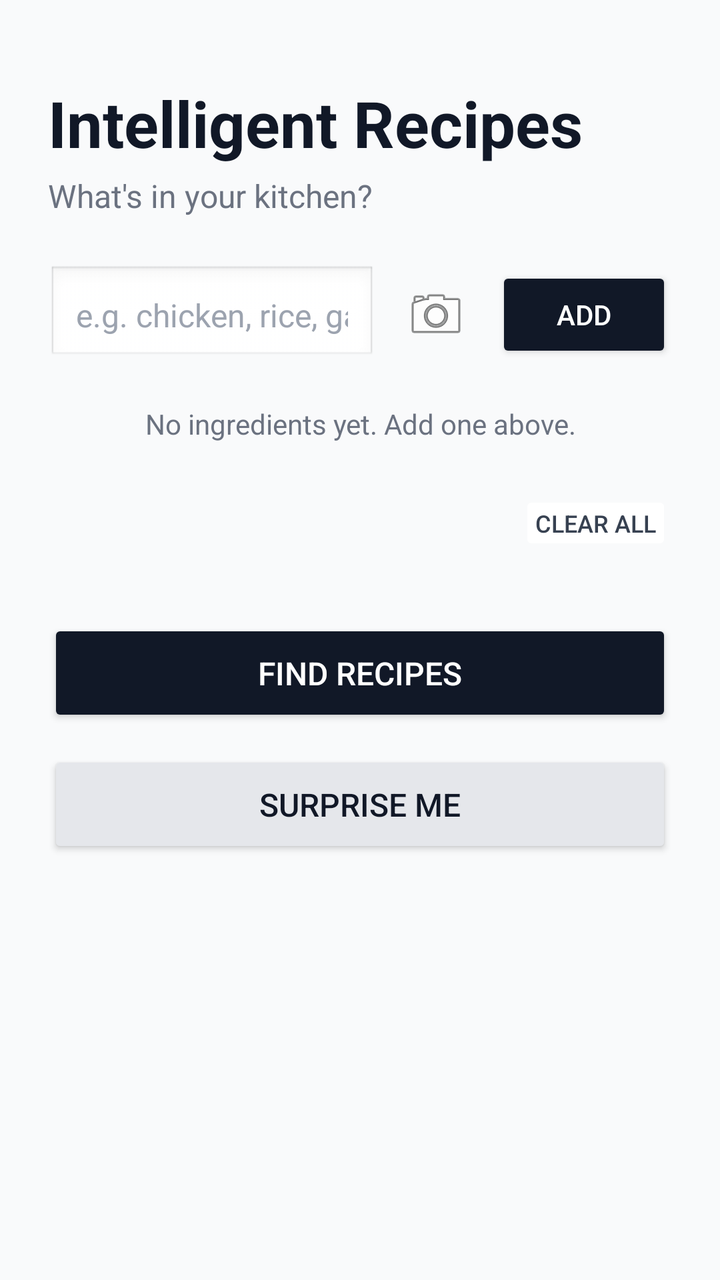
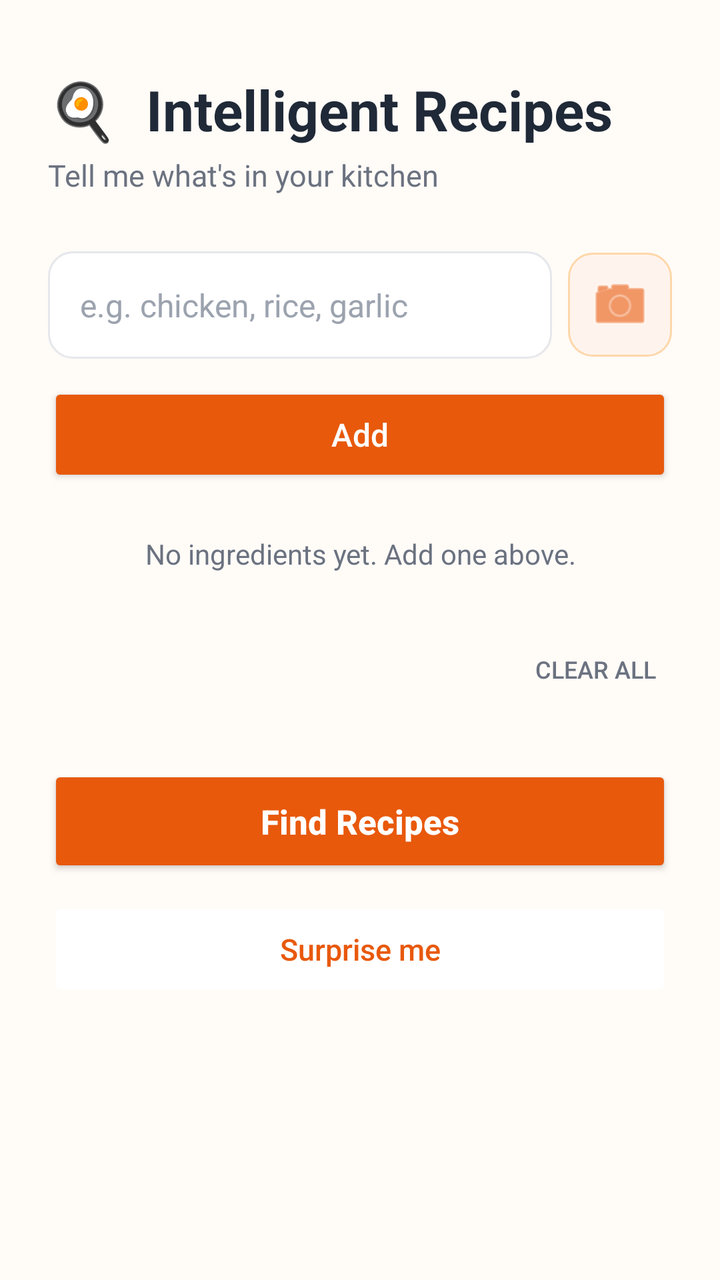

Two renders of the same Android screen: before a commit and after it. Below are the layout's source before the change and the commit's diff.
<!-- AndroidManifest.xml: application theme Theme.Intelligentrecipy -->
<!-- res/layout/activity_main.xml -->
<?xml version="1.0" encoding="utf-8"?>
<ScrollView xmlns:android="http://schemas.android.com/apk/res/android"
    xmlns:app="http://schemas.android.com/apk/res-auto"
    android:layout_width="match_parent"
    android:layout_height="match_parent"
    android:fillViewport="true"
    android:background="#F9FAFB">

    <LinearLayout
        android:layout_width="match_parent"
        android:layout_height="wrap_content"
        android:orientation="vertical"
        android:padding="24dp">

        <TextView
            android:layout_width="match_parent"
            android:layout_height="wrap_content"
            android:text="@string/app_title"
            android:textSize="32sp"
            android:textStyle="bold"
            android:textColor="#111827"
            android:layout_marginTop="16dp" />

        <TextView
            android:layout_width="match_parent"
            android:layout_height="wrap_content"
            android:text="@string/subtitle"
            android:textSize="16sp"
            android:textColor="#6B7280"
            android:layout_marginTop="4dp"
            android:layout_marginBottom="24dp" />

        <LinearLayout
            android:layout_width="match_parent"
            android:layout_height="wrap_content"
            android:orientation="horizontal"
            android:gravity="center_vertical">

            <EditText
                android:id="@+id/ingredientInput"
                android:layout_width="0dp"
                android:layout_height="wrap_content"
                android:layout_weight="1"
                android:hint="@string/input_hint"
                android:padding="14dp"
                android:background="@android:drawable/edit_text"
                android:textSize="16sp"
                android:textColor="#111827"
                android:textColorHint="#9CA3AF"
                android:inputType="text"
                android:imeOptions="actionDone"
                android:autofillHints=""
                android:maxLines="1" />

            <ImageButton
                android:id="@+id/cameraButton"
                android:layout_width="48dp"
                android:layout_height="48dp"
                android:layout_marginStart="6dp"
                android:src="@android:drawable/ic_menu_camera"
                android:background="?attr/selectableItemBackgroundBorderless"
                android:contentDescription="@string/camera"
                android:padding="8dp" />

            <Button
                android:id="@+id/addButton"
                android:layout_width="wrap_content"
                android:layout_height="wrap_content"
                android:layout_marginStart="6dp"
                android:text="@string/add"
                android:backgroundTint="#111827"
                android:textColor="#FFFFFF" />
        </LinearLayout>

        <TextView
            android:id="@+id/emptyMessage"
            android:layout_width="match_parent"
            android:layout_height="wrap_content"
            android:text="@string/empty_message"
            android:textSize="14sp"
            android:textColor="#6B7280"
            android:layout_marginTop="20dp"
            android:gravity="center" />

        <com.google.android.material.chip.ChipGroup
            android:id="@+id/chipGroup"
            android:layout_width="match_parent"
            android:layout_height="wrap_content"
            android:layout_marginTop="16dp"
            app:chipSpacingHorizontal="8dp"
            app:chipSpacingVertical="8dp" />

        <Button
            android:id="@+id/clearAllButton"
            android:layout_width="wrap_content"
            android:layout_height="wrap_content"
            android:layout_marginTop="8dp"
            android:layout_gravity="end"
            android:text="@string/clear_all"
            android:textSize="12sp"
            android:minHeight="0dp"
            android:minWidth="0dp"
            android:padding="8dp"
            android:backgroundTint="#FFFFFF"
            android:textColor="#374151"
            android:stateListAnimator="@null" />

        <Button
            android:id="@+id/findRecipesButton"
            android:layout_width="match_parent"
            android:layout_height="wrap_content"
            android:layout_marginTop="32dp"
            android:text="@string/find_recipes"
            android:textSize="16sp"
            android:padding="16dp"
            android:backgroundTint="#111827"
            android:textColor="#FFFFFF" />

        <Button
            android:id="@+id/surpriseMeButton"
            android:layout_width="match_parent"
            android:layout_height="wrap_content"
            android:layout_marginTop="12dp"
            android:text="@string/surprise_me"
            android:textSize="16sp"
            android:padding="16dp"
            android:backgroundTint="#E5E7EB"
            android:textColor="#111827" />

    </LinearLayout>
</ScrollView>
<!-- resources referenced by this layout -->
<resources>
  <string name="add">Add</string>
  <string name="app_title">Intelligent Recipes</string>
  <string name="camera">Camera</string>
  <string name="clear_all">Clear all</string>
  <string name="empty_message">No ingredients yet. Add one above.</string>
  <string name="find_recipes">Find Recipes</string>
  <string name="input_hint">e.g. chicken, rice, garlic</string>
  <string name="subtitle">What\'s in your kitchen?</string>
  <string name="surprise_me">Surprise me</string>
  <style name="Theme.Intelligentrecipy" parent="Theme.MaterialComponents.DayNight.DarkActionBar">
          
          <item name="colorPrimary">@color/purple_500</item>
          <item name="colorPrimaryVariant">@color/purple_700</item>
          <item name="colorOnPrimary">@color/white</item>
          
          <item name="colorSecondary">@color/teal_200</item>
          <item name="colorSecondaryVariant">@color/teal_700</item>
          <item name="colorOnSecondary">@color/black</item>
          
          <item name="android:statusBarColor">?attr/colorPrimaryVariant</item>
          
      </style>
  <color name="purple_500">#FF6200EE</color>
  <color name="purple_700">#FF3700B3</color>
  <color name="white">#FFFFFFFF</color>
  <color name="teal_200">#FF03DAC5</color>
  <color name="teal_700">#FF018786</color>
  <color name="black">#FF000000</color>
</resources>

<!-- the commit's change to res/layout/activity_main.xml (unified diff, before → after) -->
@@ -4,7 +4,7 @@
     android:layout_width="match_parent"
     android:layout_height="match_parent"
     android:fillViewport="true"
-    android:background="#F9FAFB">
+    android:background="@color/bg_surface">
 
     <LinearLayout
         android:layout_width="match_parent"
@@ -12,24 +12,26 @@
         android:orientation="vertical"
         android:padding="24dp">
 
+        
         <TextView
             android:layout_width="match_parent"
             android:layout_height="wrap_content"
-            android:text="@string/app_title"
-            android:textSize="32sp"
+            android:text="🍳  Intelligent Recipes"
+            android:textSize="28sp"
             android:textStyle="bold"
-            android:textColor="#111827"
-            android:layout_marginTop="16dp" />
+            android:textColor="@color/text_primary"
+            android:layout_marginTop="12dp" />
 
         <TextView
             android:layout_width="match_parent"
             android:layout_height="wrap_content"
-            android:text="@string/subtitle"
-            android:textSize="16sp"
-            android:textColor="#6B7280"
+            android:text="Tell me what's in your kitchen"
+            android:textSize="15sp"
+            android:textColor="@color/text_secondary"
             android:layout_marginTop="4dp"
-            android:layout_marginBottom="24dp" />
+            android:layout_marginBottom="28dp" />
 
+        
         <LinearLayout
             android:layout_width="match_parent"
             android:layout_height="wrap_content"
@@ -42,10 +44,10 @@
                 android:layout_height="wrap_content"
                 android:layout_weight="1"
                 android:hint="@string/input_hint"
-                android:padding="14dp"
-                android:background="@android:drawable/edit_text"
+                android:padding="16dp"
+                android:background="@drawable/input_bg"
                 android:textSize="16sp"
-                android:textColor="#111827"
+                android:textColor="@color/text_primary"
                 android:textColorHint="#9CA3AF"
                 android:inputType="text"
                 android:imeOptions="actionDone"
@@ -54,23 +56,26 @@
 
             <ImageButton
                 android:id="@+id/cameraButton"
-                android:layout_width="48dp"
-                android:layout_height="48dp"
-                android:layout_marginStart="6dp"
+                android:layout_width="52dp"
+                android:layout_height="52dp"
+                android:layout_marginStart="8dp"
                 android:src="@android:drawable/ic_menu_camera"
-                android:background="?attr/selectableItemBackgroundBorderless"
+                android:background="@drawable/icon_button_bg"
                 android:contentDescription="@string/camera"
-                android:padding="8dp" />
+                android:padding="12dp"
+                app:tint="@color/brand_primary" />
+        </LinearLayout>
 
-            <Button
-                android:id="@+id/addButton"
-                android:layout_width="wrap_content"
-                android:layout_height="wrap_content"
-                android:layout_marginStart="6dp"
-                android:text="@string/add"
-                android:backgroundTint="#111827"
-                android:textColor="#FFFFFF" />
-        </LinearLayout>
+        <Button
+            android:id="@+id/addButton"
+            android:layout_width="match_parent"
+            android:layout_height="52dp"
+            android:layout_marginTop="12dp"
+            android:text="@string/add"
+            android:textAllCaps="false"
+            android:textSize="16sp"
+            android:backgroundTint="@color/brand_primary"
+            android:textColor="@color/white" />
 
         <TextView
             android:id="@+id/emptyMessage"
@@ -78,15 +83,15 @@
             android:layout_height="wrap_content"
             android:text="@string/empty_message"
             android:textSize="14sp"
-            android:textColor="#6B7280"
-            android:layout_marginTop="20dp"
+            android:textColor="@color/text_secondary"
+            android:layout_marginTop="24dp"
             android:gravity="center" />
 
         <com.google.android.material.chip.ChipGroup
             android:id="@+id/chipGroup"
             android:layout_width="match_parent"
             android:layout_height="wrap_content"
-            android:layout_marginTop="16dp"
+            android:layout_marginTop="20dp"
             app:chipSpacingHorizontal="8dp"
             app:chipSpacingVertical="8dp" />
 
@@ -94,38 +99,40 @@
             android:id="@+id/clearAllButton"
             android:layout_width="wrap_content"
             android:layout_height="wrap_content"
-            android:layout_marginTop="8dp"
+            android:layout_marginTop="12dp"
             android:layout_gravity="end"
             android:text="@string/clear_all"
             android:textSize="12sp"
             android:minHeight="0dp"
             android:minWidth="0dp"
             android:padding="8dp"
-            android:backgroundTint="#FFFFFF"
-            android:textColor="#374151"
+            android:backgroundTint="#00000000"
+            android:textColor="@color/text_secondary"
             android:stateListAnimator="@null" />
 
         <Button
             android:id="@+id/findRecipesButton"
             android:layout_width="match_parent"
-            android:layout_height="wrap_content"
+            android:layout_height="56dp"
             android:layout_marginTop="32dp"
             android:text="@string/find_recipes"
-            android:textSize="16sp"
-            android:padding="16dp"
-            android:backgroundTint="#111827"
-            android:textColor="#FFFFFF" />
+            android:textAllCaps="false"
+            android:textSize="17sp"
+            android:textStyle="bold"
+            android:backgroundTint="@color/brand_primary"
+            android:textColor="@color/white" />
 
         <Button
             android:id="@+id/surpriseMeButton"
             android:layout_width="match_parent"
-            android:layout_height="wrap_content"
-            android:layout_marginTop="12dp"
+            android:layout_height="52dp"
+            android:layout_marginTop="10dp"
             android:text="@string/surprise_me"
-            android:textSize="16sp"
-            android:padding="16dp"
-            android:backgroundTint="#E5E7EB"
-            android:textColor="#111827" />
+            android:textAllCaps="false"
+            android:textSize="15sp"
+            android:backgroundTint="@color/bg_card"
+            android:textColor="@color/brand_primary"
+            android:stateListAnimator="@null" />
 
     </LinearLayout>
 </ScrollView>
<!-- resource entries referenced after the edit -->
@@ -1,32 +1,56 @@
 <!-- resources referenced by this layout -->
 <resources>
+  <color name="bg_card">#FFFFFF</color>
+  <color name="bg_surface">#FFFBF7</color>
+  <color name="brand_primary">#E8590C</color>
+  <color name="text_primary">#1F2937</color>
+  <color name="text_secondary">#6B7280</color>
+  <color name="white">#FFFFFFFF</color>
+  <!-- drawable icon_button_bg (drawable) -->
+  <?xml version="1.0" encoding="utf-8"?>
+  <shape xmlns:android="http://schemas.android.com/apk/res/android"
+      android:shape="rectangle">
+      <solid android:color="#FFF4ED" />
+      <corners android:radius="12dp" />
+      <stroke android:width="1dp" android:color="#FED7AA" />
+  </shape>
+  <!-- drawable input_bg (drawable) -->
+  <?xml version="1.0" encoding="utf-8"?>
+  <shape xmlns:android="http://schemas.android.com/apk/res/android"
+      android:shape="rectangle">
+      <solid android:color="#FFFFFF" />
+      <corners android:radius="12dp" />
+      <stroke android:width="1dp" android:color="#E5E7EB" />
+  </shape>
   <string name="add">Add</string>
-  <string name="app_title">Intelligent Recipes</string>
   <string name="camera">Camera</string>
   <string name="clear_all">Clear all</string>
   <string name="empty_message">No ingredients yet. Add one above.</string>
   <string name="find_recipes">Find Recipes</string>
   <string name="input_hint">e.g. chicken, rice, garlic</string>
-  <string name="subtitle">What\'s in your kitchen?</string>
   <string name="surprise_me">Surprise me</string>
-  <style name="Theme.Intelligentrecipy" parent="Theme.MaterialComponents.DayNight.DarkActionBar">
+  <style name="Theme.Intelligentrecipy" parent="Theme.MaterialComponents.Light.NoActionBar">
           
-          <item name="colorPrimary">@color/purple_500</item>
-          <item name="colorPrimaryVariant">@color/purple_700</item>
+          <item name="colorPrimary">@color/brand_primary</item>
+          <item name="colorPrimaryVariant">@color/brand_primary_dark</item>
           <item name="colorOnPrimary">@color/white</item>
+  
           
-          <item name="colorSecondary">@color/teal_200</item>
-          <item name="colorSecondaryVariant">@color/teal_700</item>
-          <item name="colorOnSecondary">@color/black</item>
+          <item name="colorSecondary">@color/brand_secondary</item>
+          <item name="colorSecondaryVariant">@color/brand_secondary</item>
+          <item name="colorOnSecondary">@color/white</item>
+  
           
-          <item name="android:statusBarColor">?attr/colorPrimaryVariant</item>
+          <item name="colorAccent">@color/brand_accent</item>
+  
           
+          <item name="android:windowBackground">@color/bg_surface</item>
+          <item name="android:statusBarColor">@color/brand_primary_dark</item>
+          <item name="android:navigationBarColor">@color/bg_surface</item>
+          <item name="android:windowLightStatusBar">false</item>
       </style>
-  <color name="purple_500">#FF6200EE</color>
-  <color name="purple_700">#FF3700B3</color>
-  <color name="white">#FFFFFFFF</color>
-  <color name="teal_200">#FF03DAC5</color>
-  <color name="teal_700">#FF018786</color>
-  <color name="black">#FF000000</color>
+  <color name="brand_primary_dark">#C2410C</color>
+  <color name="brand_secondary">#16A34A</color>
+  <color name="brand_accent">#FCD34D</color>
 </resources>
 
